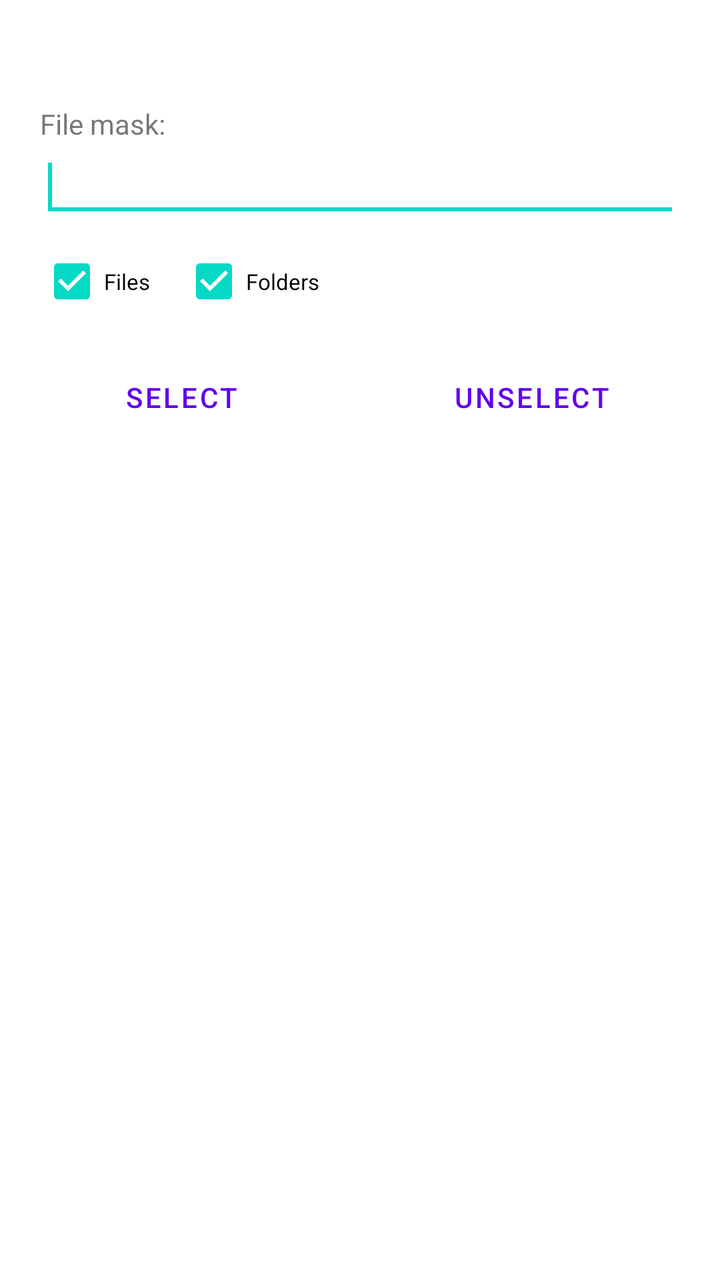
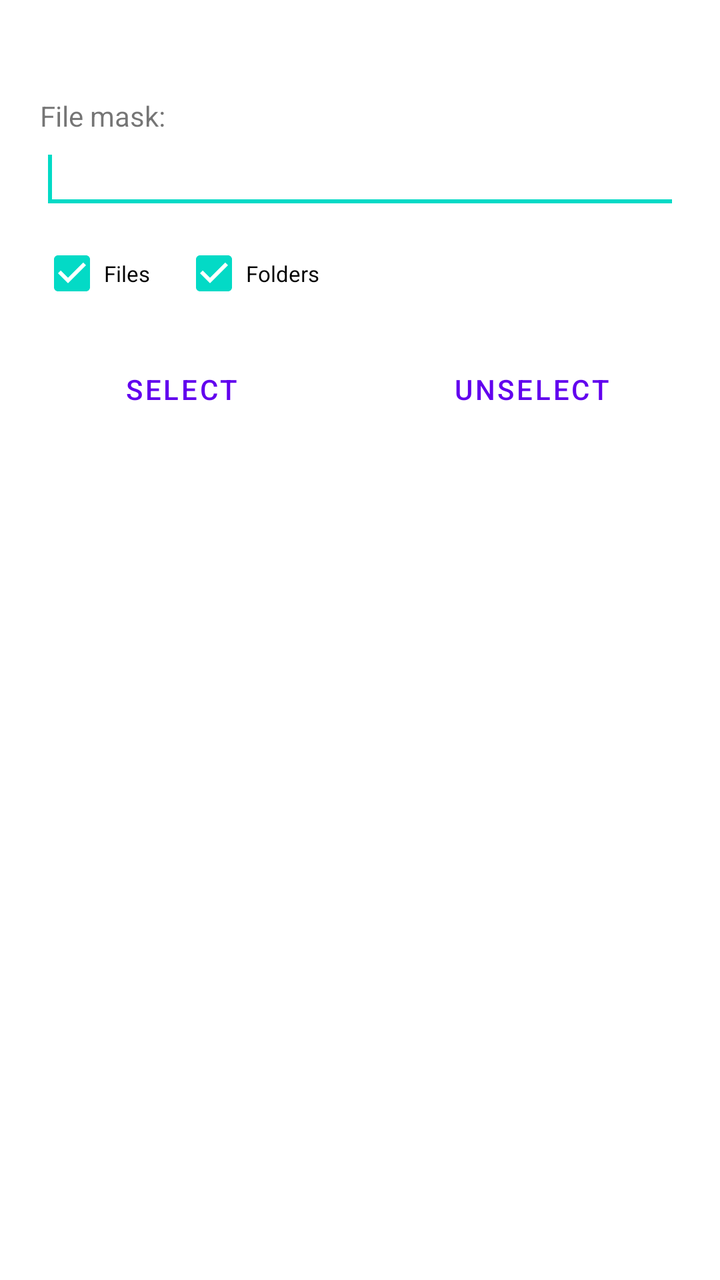

Compare the two renders of this Android layout. The source of the first and the diff that turns it into the second are given below.
<!-- AndroidManifest.xml: fallback theme Theme.MaterialComponents.DayNight.NoActionBar -->
<!-- res/layout/select_unselect.xml -->
<?xml version="1.0" encoding="UTF-8"?>
<LinearLayout xmlns:android="http://schemas.android.com/apk/res/android"
    android:layout_width="fill_parent"
    android:layout_height="wrap_content"
    android:orientation="vertical">

    <TextView
        android:id="@+id/dlg_title"
        android:layout_height="wrap_content"
        android:layout_width="fill_parent"
        android:layout_marginTop="20dip"
        android:layout_marginLeft="20dip"
        android:layout_marginRight="20dip"
        android:layout_marginBottom="8dip"
        android:textAppearance="?android:attr/textAppearanceMedium"
        android:textStyle="bold"
        android:gravity="left"
        />

    <TextView
        android:id="@+id/prompt"
        android:layout_height="wrap_content"
        android:layout_width="fill_parent"
        android:layout_marginLeft="20dip"
        android:layout_marginRight="20dip"
        android:gravity="left"
        android:text="@string/filemask"
        />

    <EditText
        android:id="@+id/edit_field"
        android:layout_height="wrap_content"
        android:layout_width="fill_parent"
        android:layout_marginLeft="20dip"
        android:layout_marginRight="20dip"
        android:scrollHorizontally="true"
        android:inputType="textUri"
        android:autoText="false"
        android:capitalize="none"
        android:gravity="fill_horizontal">
        <requestFocus/>
    </EditText>

    <LinearLayout
        android:layout_width="wrap_content"
        android:layout_height="wrap_content"
        android:layout_marginLeft="20dip"
        android:layout_marginTop="4dip"
        android:orientation="horizontal">

        <CheckBox
            android:id="@+id/for_files"
            android:layout_width="wrap_content"
            android:layout_height="wrap_content"
            android:textSize="11sp"
            android:checked="true"
            android:text="@string/for_files" />

        <CheckBox
            android:id="@+id/for_dirs"
            android:layout_width="wrap_content"
            android:layout_height="wrap_content"
            android:layout_marginLeft="16dip"
            android:textSize="11sp"
            android:checked="true"
            android:text="@string/for_dirs" />

    </LinearLayout>

    
    <LinearLayout
        android:layout_width="fill_parent"
        android:layout_height="wrap_content"
        android:layout_marginTop="10dip"
        android:layout_marginLeft="10dip"
        android:layout_marginRight="10dip"
        android:layout_marginBottom="6dip"
        android:gravity="center_horizontal"
        android:orientation="horizontal" >

        <Button style="?android:attr/buttonBarButtonStyle"
            android:id="@+id/action_select"
            android:layout_width="wrap_content"
            android:layout_height="wrap_content"
            android:layout_marginEnd="10dip"
            android:layout_weight="1"
            android:text="@string/dialog_select"
            />

        <Button style="?android:attr/buttonBarButtonStyle"
            android:id="@+id/action_unselect"
            android:layout_width="wrap_content"
            android:layout_height="wrap_content"
            android:layout_weight="1"
            android:text="@string/dialog_unselect"
            />

    </LinearLayout>
</LinearLayout>
<!-- resources referenced by this layout -->
<resources>
  <string name="dialog_select">Select</string>
  <string name="dialog_unselect">Unselect</string>
  <string name="filemask">File mask:</string>
  <string name="for_dirs">Folders</string>
  <string name="for_files">Files</string>
</resources>

<!-- the commit's change to res/layout/select_unselect.xml (unified diff, before → after) -->
@@ -8,7 +8,7 @@
         android:id="@+id/dlg_title"
         android:layout_height="wrap_content"
         android:layout_width="fill_parent"
-        android:layout_marginTop="20dip"
+        android:layout_marginTop="16dip"
         android:layout_marginLeft="20dip"
         android:layout_marginRight="20dip"
         android:layout_marginBottom="8dip"
